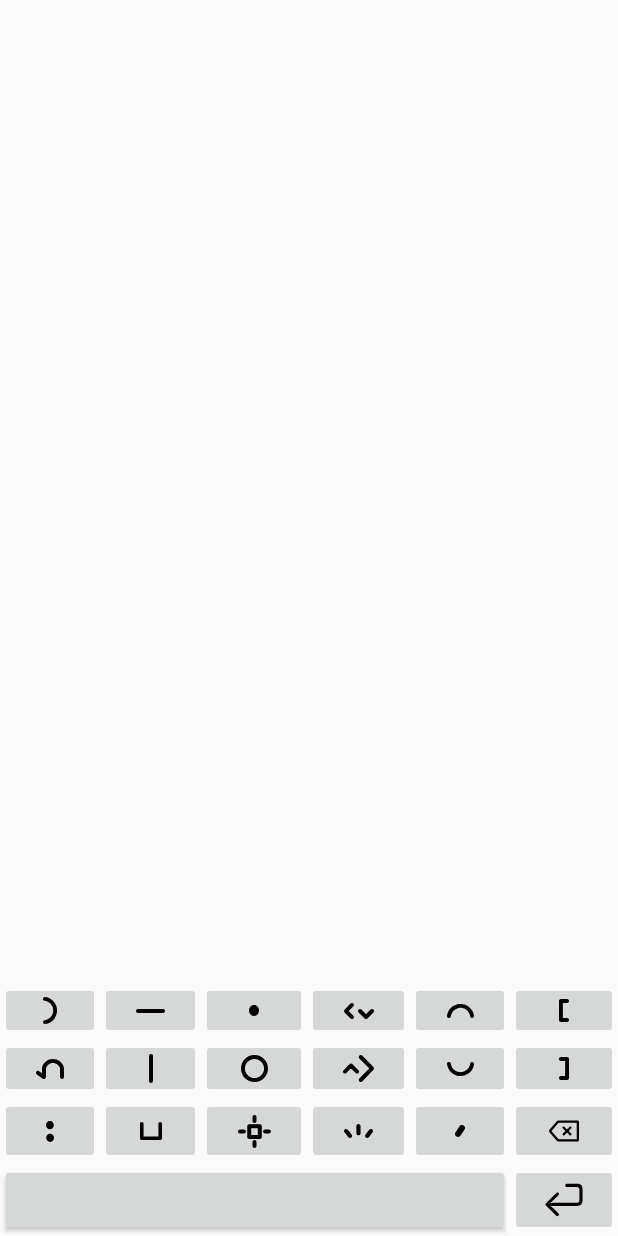
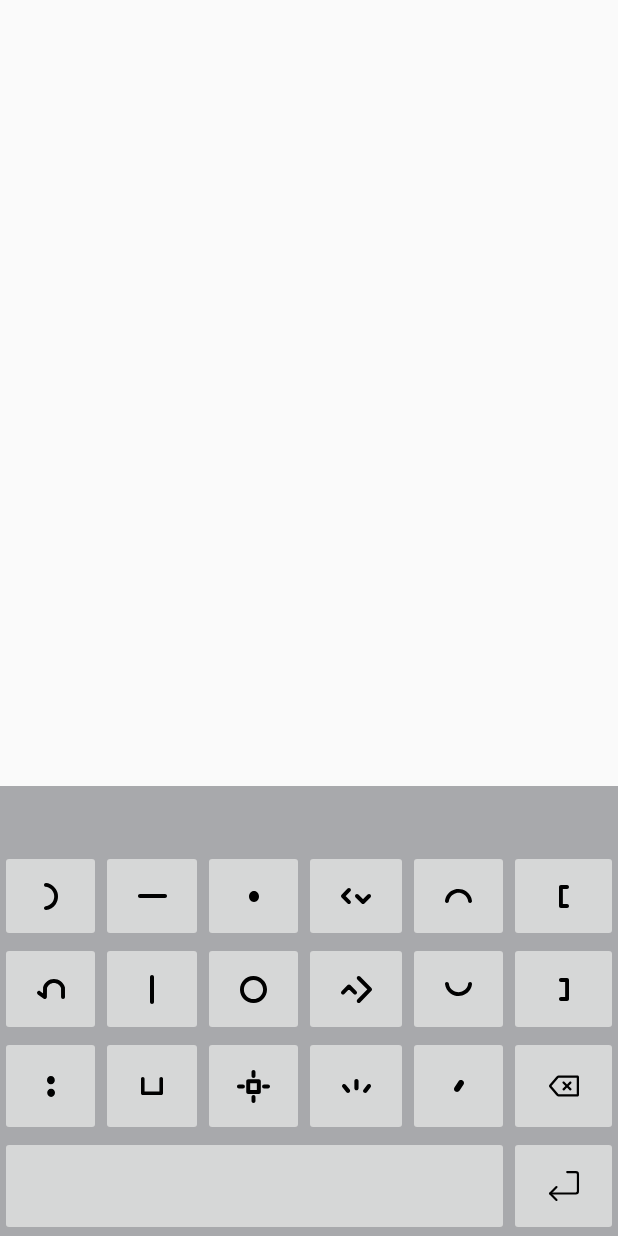
Before and after one commit to mathmaster13/wakalito-android, an Android app built with Jetpack Compose: the layout keyboard.xml on its own in the app's theme, with its tools: preview values and no code run, on a phone screen of 412 x 824 dp. Run offline under Robolectric (Android 15) with nearby library versions, the phone set to English and light mode, and no system bars.

Commit message:
slightly better layout, but not really. TODO move background color into a theme or something for dark mode TODO test larger screens, use appcompat, ...

```diff
--- a/app/src/main/java/io/github/mathmaster13/wakalito/WakalitoKeyboard.kt
+++ b/app/src/main/java/io/github/mathmaster13/wakalito/WakalitoKeyboard.kt
@@ -30,7 +30,7 @@ class WakalitoKeyboard : InputMethodService() {
         }
 
         // Special keys
-        view.findViewById<Button>(R.id.space).setOnClickListener {
+        view.findViewById<ImageButton>(R.id.space).setOnClickListener {
             if (inputList.isEmpty()) {
                 currentInputConnection.commitText(" ", 1)
             } else {
--- a/app/src/main/res/drawable/ret.xml
+++ b/app/src/main/res/drawable/ret.xml
@@ -1,9 +1,28 @@
 <vector xmlns:android="http://schemas.android.com/apk/res/android"
-    android:height="2dp"
-    android:viewportHeight="56"
-    android:viewportWidth="56"
-    android:width="2dp">
-
-    <path android:fillColor="#000000" android:pathData="M19.281,49.516C20.523,49.516 21.344,48.672 21.344,47.453C21.344,46.844 21.156,46.398 20.781,46.023L14.031,39.438L9.578,35.641L15.086,35.875L44.992,35.875C50.453,35.875 52.727,33.367 52.727,28.07L52.727,14.219C52.727,8.758 50.453,6.484 44.992,6.484L31.867,6.484C30.578,6.484 29.734,7.422 29.734,8.57C29.734,9.719 30.578,10.656 31.867,10.656L44.992,10.656C47.476,10.656 48.555,11.734 48.555,14.219L48.555,28.07C48.555,30.625 47.476,31.703 44.992,31.703L15.086,31.703L9.578,31.938L14.031,28.141L20.781,21.555C21.156,21.18 21.344,20.711 21.344,20.102C21.344,18.906 20.523,18.039 19.281,18.039C18.765,18.039 18.156,18.297 17.758,18.695L3.976,32.219C3.508,32.664 3.273,33.203 3.273,33.789C3.273,34.352 3.508,34.914 3.976,35.359L17.758,48.883C18.156,49.281 18.765,49.516 19.281,49.516Z"/>
-
+    android:width="24dp"
+    android:height="24dp"
+    android:viewportWidth="24"
+    android:viewportHeight="24">
+  <path
+      android:pathData="M0,0h24v24h-24z"
+      android:strokeAlpha="0"
+      android:fillColor="#000000"
+      android:strokeColor="#00000000"
+      android:fillAlpha="0"/>
+  <path
+      android:pathData="M2.705,17.005L19.865,17.005C20.655,17.005 21.295,16.365 21.295,15.575L21.295,4.135C21.295,3.345 20.655,2.705 19.865,2.705L14.145,2.705"
+      android:strokeLineJoin="round"
+      android:strokeWidth="1.43"
+      android:fillColor="#00000000"
+      android:fillType="nonZero"
+      android:strokeColor="#000000"
+      android:strokeLineCap="round"/>
+  <path
+      android:pathData="M6.995,12.715l-4.29,4.29l4.29,4.29"
+      android:strokeLineJoin="round"
+      android:strokeWidth="1.43"
+      android:fillColor="#00000000"
+      android:fillType="nonZero"
+      android:strokeColor="#000000"
+      android:strokeLineCap="round"/>
 </vector>
--- a/app/src/main/res/layout/keyboard.xml
+++ b/app/src/main/res/layout/keyboard.xml
@@ -3,19 +3,22 @@ also, the return key is broken
 also does this compile? are these errors just lack of IDE support?-->
 <GridLayout xmlns:app="http://schemas.android.com/apk/res-auto"
     xmlns:android="http://schemas.android.com/apk/res/android"
-    android:layout_height="wrap_content"
+    xmlns:tools="http://schemas.android.com/tools"
+    android:layout_height="300dp"
     android:layout_width="match_parent"
     android:layout_gravity="bottom|center_horizontal"
     android:rowCount="5"
-    android:columnCount="6">
+    android:columnCount="6"
+    android:background="@color/light_gray">
 
     <TextView
         android:id="@+id/textView"
-        android:text=""
+        android:layout_rowSpan="1"
+        android:layout_rowWeight="1"
+        android:layout_columnSpan="6"
         android:layout_gravity="fill"
         android:gravity="center"
-        android:layout_rowSpan="1"
-        android:layout_columnSpan="6" />
+        android:text="" />
 
     <ImageButton
         android:id="@+id/la"
@@ -24,7 +27,8 @@ also does this compile? are these errors just lack of IDE support?-->
         android:layout_gravity="fill"
         android:layout_columnWeight="1"
         android:layout_rowWeight="1"
-        android:contentDescription="la"
+        android:scaleType="centerInside"
+        android:contentDescription="@string/la"
         android:src="@drawable/la" />
 
     <ImageButton
@@ -34,7 +38,8 @@ also does this compile? are these errors just lack of IDE support?-->
         android:layout_gravity="fill"
         android:layout_columnWeight="1"
         android:layout_rowWeight="1"
-        android:contentDescription="horizontal line"
+        android:scaleType="centerInside"
+        android:contentDescription="@string/hor"
         android:src="@drawable/hor" />
 
     <ImageButton
@@ -44,7 +49,8 @@ also does this compile? are these errors just lack of IDE support?-->
         android:layout_gravity="fill"
         android:layout_columnWeight="1"
         android:layout_rowWeight="1"
-        android:contentDescription="dot"
+        android:scaleType="centerInside"
+        android:contentDescription="@string/dot"
         android:src="@drawable/dot" />
 
     <ImageButton
@@ -54,7 +60,8 @@ also does this compile? are these errors just lack of IDE support?-->
         android:layout_gravity="fill"
         android:layout_columnWeight="1"
         android:layout_rowWeight="1"
-        android:contentDescription="down/left arrow"
+        android:scaleType="centerInside"
+        android:contentDescription="@string/down"
         android:src="@drawable/down" />
 
     <ImageButton
@@ -64,7 +71,8 @@ also does this compile? are these errors just lack of IDE support?-->
         android:layout_gravity="fill"
         android:layout_columnWeight="1"
         android:layout_rowWeight="1"
-        android:contentDescription="ike"
+        android:scaleType="centerInside"
+        android:contentDescription="@string/ike"
         android:src="@drawable/ike" />
 
     <ImageButton
@@ -74,7 +82,8 @@ also does this compile? are these errors just lack of IDE support?-->
         android:layout_gravity="fill"
         android:layout_columnWeight="1"
         android:layout_rowWeight="1"
-        android:contentDescription="opening bracket"
+        android:scaleType="centerInside"
+        android:contentDescription="@string/bracket_open"
         android:src="@drawable/bracket_open" />
 
     <ImageButton
@@ -84,7 +93,8 @@ also does this compile? are these errors just lack of IDE support?-->
         android:layout_gravity="fill"
         android:layout_columnWeight="1"
         android:layout_rowWeight="1"
-        android:contentDescription="luka"
+        android:scaleType="centerInside"
+        android:contentDescription="@string/luka"
         android:src="@drawable/luka" />
 
     <ImageButton
@@ -94,7 +104,8 @@ also does this compile? are these errors just lack of IDE support?-->
         android:layout_gravity="fill"
         android:layout_columnWeight="1"
         android:layout_rowWeight="1"
-        android:contentDescription="vertical line"
+        android:scaleType="centerInside"
+        android:contentDescription="@string/vert"
         android:src="@drawable/vert" />
 
     <ImageButton
@@ -104,7 +115,8 @@ also does this compile? are these errors just lack of IDE support?-->
         android:layout_gravity="fill"
         android:layout_columnWeight="1"
         android:layout_rowWeight="1"
-        android:contentDescription="circle"
+        android:scaleType="centerInside"
+        android:contentDescription="@string/circle"
         android:src="@drawable/circle" />
 
     <ImageButton
@@ -114,7 +126,8 @@ also does this compile? are these errors just lack of IDE support?-->
         android:layout_gravity="fill"
         android:layout_columnWeight="1"
         android:layout_rowWeight="1"
-        android:contentDescription="up/right arrow"
+        android:scaleType="centerInside"
+        android:contentDescription="@string/up"
         android:src="@drawable/up" />
 
     <ImageButton
@@ -124,7 +137,8 @@ also does this compile? are these errors just lack of IDE support?-->
         android:layout_gravity="fill"
         android:layout_columnWeight="1"
         android:layout_rowWeight="1"
-        android:contentDescription="pona"
+        android:scaleType="centerInside"
+        android:contentDescription="@string/pona"
         android:src="@drawable/pona" />
 
     <ImageButton
@@ -134,7 +148,8 @@ also does this compile? are these errors just lack of IDE support?-->
         android:layout_gravity="fill"
         android:layout_columnWeight="1"
         android:layout_rowWeight="1"
-        android:contentDescription="closing bracket"
+        android:scaleType="centerInside"
+        android:contentDescription="@string/bracket_pini"
         android:src="@drawable/bracket_pini" />
 
     <ImageButton
@@ -144,7 +159,8 @@ also does this compile? are these errors just lack of IDE support?-->
         android:layout_gravity="fill"
         android:layout_columnWeight="1"
         android:layout_rowWeight="1"
-        android:contentDescription="colon"
+        android:scaleType="centerInside"
+        android:contentDescription="@string/colon"
         android:src="@drawable/colon" />
 
     <ImageButton
@@ -154,7 +170,8 @@ also does this compile? are these errors just lack of IDE support?-->
         android:layout_gravity="fill"
         android:layout_columnWeight="1"
         android:layout_rowWeight="1"
-        android:contentDescription="poki"
+        android:scaleType="centerInside"
+        android:contentDescription="@string/poki"
         android:src="@drawable/poki" />
 
     <ImageButton
@@ -164,7 +181,9 @@ also does this compile? are these errors just lack of IDE support?-->
         android:layout_gravity="fill"
         android:layout_columnWeight="1"
         android:layout_rowWeight="1"
-        android:contentDescription="box/suno emitters"
+        android:padding="10dp"
+        android:scaleType="centerInside"
+        android:contentDescription="@string/box"
         android:src="@drawable/box" />
 
     <ImageButton
@@ -174,7 +193,8 @@ also does this compile? are these errors just lack of IDE support?-->
         android:layout_gravity="fill"
         android:layout_columnWeight="1"
         android:layout_rowWeight="1"
-        android:contentDescription="emitters"
+        android:scaleType="centerInside"
+        android:contentDescription="@string/emitters"
         android:src="@drawable/emitters" />
 
     <ImageButton
@@ -184,7 +204,8 @@ also does this compile? are these errors just lack of IDE support?-->
         android:layout_gravity="fill"
         android:layout_columnWeight="1"
         android:layout_rowWeight="1"
-        android:contentDescription="comma"
+        android:scaleType="centerInside"
+        android:contentDescription="@string/comma"
         android:src="@drawable/comma" />
 
     <ImageButton
@@ -194,27 +215,28 @@ also does this compile? are these errors just lack of IDE support?-->
         android:layout_gravity="fill"
         android:layout_columnWeight="1"
         android:layout_rowWeight="1"
-        android:contentDescription="backspace"
+        android:scaleType="centerInside"
+        android:contentDescription="@string/backspace"
         android:src="@drawable/backspace" />
 
-    <Button
+    <ImageButton
         android:id="@+id/space"
         android:layout_rowSpan="1"
         android:layout_columnSpan="5"
         android:layout_columnWeight="1"
         android:layout_rowWeight="1"
         android:layout_gravity="fill"
-        android:contentDescription="space" />
+        android:contentDescription="@string/space" />
 
     <ImageButton
         android:id="@+id/ret"
         android:layout_rowSpan="1"
+        android:layout_rowWeight="1"
         android:layout_columnSpan="1"
+        android:layout_columnWeight="1"
         android:layout_gravity="fill"
-        android:layout_columnWeight="1"
-        android:layout_rowWeight="1"
-        android:scaleType="fitCenter"
-        android:contentDescription="return"
+        android:contentDescription="@string/ret"
+        android:scaleType="centerInside"
         android:src="@drawable/ret" />
 
 </GridLayout>
--- a/app/src/main/res/values/colors.xml
+++ b/app/src/main/res/values/colors.xml
@@ -5,6 +5,9 @@
     <color name="purple_700">#FF3700B3</color>
     <color name="teal_200">#FF03DAC5</color>
     <color name="teal_700">#FF018786</color>
+    <color name="light_gray">#A8A9AC</color>
+    <color name="dark_button_gray">#FF676767</color>
+    <color name="dark_gray">#FF323232</color>
     <color name="black">#FF000000</color>
     <color name="white">#FFFFFFFF</color>
 </resources>
--- a/app/src/main/res/values/strings.xml
+++ b/app/src/main/res/values/strings.xml
@@ -1,3 +1,23 @@
 <resources>
     <string name="app_name">nasin sitelen Wakalito</string>
+    <string name="space">space</string>
+    <string name="ret">return</string>
+    <string name="backspace">backspace</string>
+    <string name="comma">comma</string>
+    <string name="emitters">emitters</string>
+    <string name="box">box/suno emitters</string>
+    <string name="poki">poki</string>
+    <string name="colon">colon</string>
+    <string name="bracket_pini">closing bracket</string>
+    <string name="pona">pona</string>
+    <string name="up">up/right arrow</string>
+    <string name="circle">circle</string>
+    <string name="vert">vertical line</string>
+    <string name="luka">luka</string>
+    <string name="bracket_open">opening bracket</string>
+    <string name="ike">ike</string>
+    <string name="down">down/left arrow</string>
+    <string name="dot">dot</string>
+    <string name="hor">horizontal line</string>
+    <string name="la">la</string>
 </resources>
--- a/app/src/main/res/values/themes.xml
+++ b/app/src/main/res/values/themes.xml
@@ -1,5 +1,7 @@
 <?xml version="1.0" encoding="utf-8"?>
 <resources>
 
-    <style name="Theme.NasinSitelenWakalito" parent="android:Theme.Material.Light.NoActionBar" />
+    <style name="Theme.NasinSitelenWakalito" parent="android:Theme.Material.Light.NoActionBar">
+        <item name="android:textColor">@color/black</item>
+    </style>
 </resources>
```
Also changed, not shown: app/src/main/res/layout/k.xml (deleted, +0 -185 lines), 1 other file.
